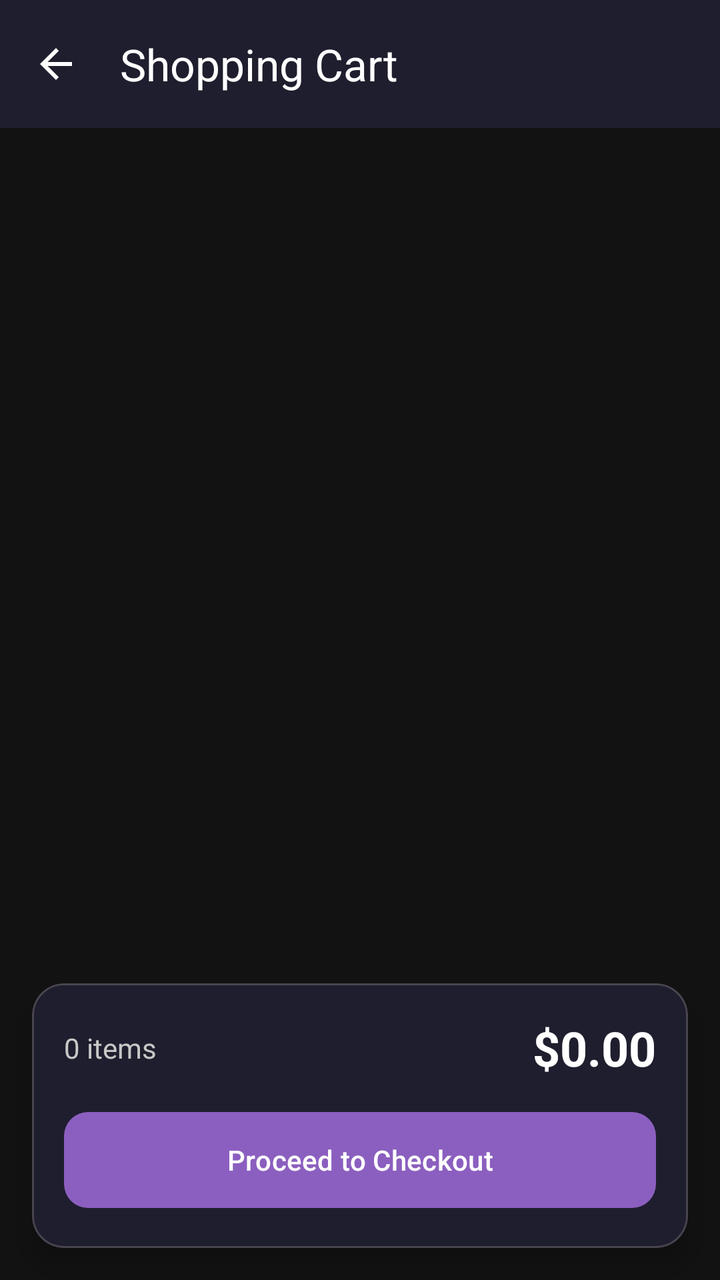
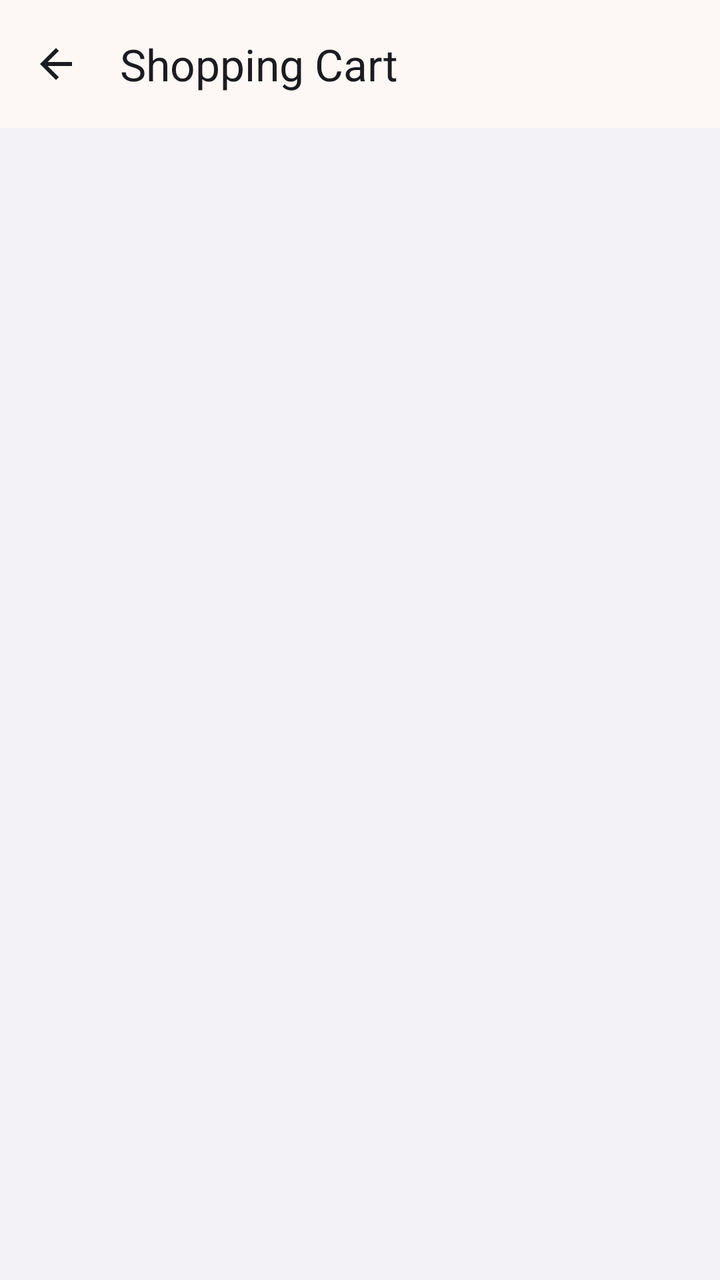

Before-and-after screenshots of an Android layout around one commit, followed by the original layout XML and the change that was made.
<!-- AndroidManifest.xml: application theme Theme.BeatHouse.Dark -->
<!-- res/layout/activity_buyer_cart.xml -->
<?xml version="1.0" encoding="utf-8"?>
<androidx.coordinatorlayout.widget.CoordinatorLayout
    xmlns:android="http://schemas.android.com/apk/res/android"
    xmlns:app="http://schemas.android.com/apk/res-auto"
    android:layout_width="match_parent"
    android:layout_height="match_parent"
    android:background="@color/background_dark">

    <com.google.android.material.appbar.AppBarLayout
        android:layout_width="match_parent"
        android:layout_height="wrap_content">

        <com.google.android.material.appbar.MaterialToolbar
            android:id="@+id/toolbar"
            android:layout_width="match_parent"
            android:layout_height="?attr/actionBarSize"
            android:background="@color/surface_dark"
            app:title="@string/shopping_cart"
            app:titleTextColor="@color/on_surface"
            app:navigationIcon="@drawable/ic_arrow_back" />
    </com.google.android.material.appbar.AppBarLayout>

    <LinearLayout
        android:layout_width="match_parent"
        android:layout_height="match_parent"
        android:orientation="vertical"
        app:layout_behavior="@string/appbar_scrolling_view_behavior">

        <androidx.recyclerview.widget.RecyclerView
            android:id="@+id/rv_cart_items"
            android:layout_width="match_parent"
            android:layout_height="0dp"
            android:layout_weight="1"
            android:clipToPadding="false"
            android:padding="8dp" />

        <LinearLayout
            android:id="@+id/empty_state"
            android:layout_width="match_parent"
            android:layout_height="match_parent"
            android:orientation="vertical"
            android:gravity="center"
            android:visibility="gone">

            <ImageView
                android:layout_width="80dp"
                android:layout_height="80dp"
                android:src="@drawable/ic_shopping_cart"
                android:alpha="0.3" />

            <TextView
                android:layout_width="wrap_content"
                android:layout_height="wrap_content"
                android:layout_marginTop="16dp"
                android:text="@string/cart_empty"
                android:textColor="@color/on_surface_variant"
                android:textSize="16sp" />

            <com.google.android.material.button.MaterialButton
                android:layout_width="wrap_content"
                android:layout_height="wrap_content"
                android:layout_marginTop="16dp"
                android:text="@string/browse_beats"
                app:icon="@drawable/ic_home"
                android:onClick="onBrowseBeatsClick" />
        </LinearLayout>

        <com.google.android.material.card.MaterialCardView
            android:id="@+id/cart_summary"
            android:layout_width="match_parent"
            android:layout_height="wrap_content"
            android:layout_margin="16dp"
            app:cardBackgroundColor="@color/surface_dark"
            app:cardCornerRadius="16dp"
            app:cardElevation="8dp">

            <LinearLayout
                android:layout_width="match_parent"
                android:layout_height="wrap_content"
                android:orientation="vertical"
                android:padding="16dp">

                <LinearLayout
                    android:layout_width="match_parent"
                    android:layout_height="wrap_content"
                    android:orientation="horizontal"
                    android:gravity="center_vertical">

                    <TextView
                        android:id="@+id/tv_item_count"
                        android:layout_width="0dp"
                        android:layout_height="wrap_content"
                        android:layout_weight="1"
                        android:text="0 items"
                        android:textColor="@color/on_surface_variant"
                        android:textSize="14sp" />

                    <TextView
                        android:id="@+id/tv_total_price"
                        android:layout_width="wrap_content"
                        android:layout_height="wrap_content"
                        android:text="$0.00"
                        android:textColor="@color/on_surface"
                        android:textSize="24sp"
                        android:textStyle="bold" />
                </LinearLayout>

                <com.google.android.material.button.MaterialButton
                    android:id="@+id/btn_checkout"
                    android:layout_width="match_parent"
                    android:layout_height="56dp"
                    android:layout_marginTop="12dp"
                    android:text="@string/proceed_to_checkout"
                    app:cornerRadius="12dp" />
            </LinearLayout>
        </com.google.android.material.card.MaterialCardView>
    </LinearLayout>
</androidx.coordinatorlayout.widget.CoordinatorLayout>
<!-- resources referenced by this layout -->
<resources>
  <color name="background_dark">#121212</color>
  <color name="on_surface">#FFFFFF</color>
  <color name="on_surface_variant">#C8C8C8</color>
  <color name="surface_dark">#1E1E2E</color>
  <style name="Theme.BeatHouse.Dark" parent="Base.Theme.BeatHouse" />
  <style name="Base.Theme.BeatHouse" parent="Theme.Material3.Dark">
          
          <item name="colorPrimary">@color/primary</item>
          <item name="colorOnPrimary">@color/on_primary</item>
          <item name="colorPrimaryContainer">@color/primary_container</item>
          <item name="colorOnPrimaryContainer">@color/on_primary_container</item>
  
          
          <item name="colorSurface">@color/surface</item>
          <item name="colorOnSurface">@color/on_surface</item>
          <item name="colorSurfaceVariant">@color/surface_variant</item>
          <item name="colorOnSurfaceVariant">@color/on_surface_variant</item>
  
          
          <item name="android:colorBackground">@color/background</item>
          <item name="colorOnBackground">@color/on_background</item>
  
          
          <item name="colorOutline">@color/outline</item>
  
          
          <item name="windowActionBar">false</item>
          <item name="windowNoTitle">true</item>
  
          
          <item name="android:statusBarColor" tools:targetApi="l">@color/surface</item>
          <item name="android:windowLightStatusBar" tools:targetApi="m">false</item>
  
          
          <item name="android:navigationBarColor" tools:targetApi="l">@color/surface</item>
      </style>
  <color name="primary">#8B5FBF</color>
  <color name="primary_container">#2D1B45</color>
  <color name="on_primary_container">#E9DDFF</color>
  <color name="surface">#121212</color>
  <color name="surface_variant">#1E1E1E</color>
  <color name="background">#121212</color>
  <color name="on_background">#FFFFFF</color>
  <color name="outline">#5D5D5D</color>
  <!-- unchanged entries left out for length: 8 -->
</resources>

<!-- the commit's change to res/layout/activity_buyer_cart.xml (unified diff, before → after) -->
@@ -4,75 +4,102 @@
     xmlns:app="http://schemas.android.com/apk/res-auto"
     android:layout_width="match_parent"
     android:layout_height="match_parent"
-    android:background="@color/background_dark">
+    android:background="@color/background">
 
     <com.google.android.material.appbar.AppBarLayout
         android:layout_width="match_parent"
-        android:layout_height="wrap_content">
+        android:layout_height="wrap_content"
+        android:background="@color/surface"
+        app:elevation="0dp">
 
         <com.google.android.material.appbar.MaterialToolbar
             android:id="@+id/toolbar"
             android:layout_width="match_parent"
             android:layout_height="?attr/actionBarSize"
-            android:background="@color/surface_dark"
+            android:background="@color/surface"
             app:title="@string/shopping_cart"
             app:titleTextColor="@color/on_surface"
-            app:navigationIcon="@drawable/ic_arrow_back" />
+            app:navigationIcon="@drawable/ic_arrow_back"
+            app:navigationIconTint="@color/on_surface" />
+
     </com.google.android.material.appbar.AppBarLayout>
 
+    
     <LinearLayout
         android:layout_width="match_parent"
         android:layout_height="match_parent"
         android:orientation="vertical"
         app:layout_behavior="@string/appbar_scrolling_view_behavior">
 
+        
         <androidx.recyclerview.widget.RecyclerView
             android:id="@+id/rv_cart_items"
             android:layout_width="match_parent"
             android:layout_height="0dp"
             android:layout_weight="1"
             android:clipToPadding="false"
-            android:padding="8dp" />
+            android:paddingTop="8dp"
+            android:paddingBottom="8dp"
+            android:paddingStart="12dp"
+            android:paddingEnd="12dp" />
 
+        
         <LinearLayout
             android:id="@+id/empty_state"
             android:layout_width="match_parent"
             android:layout_height="match_parent"
             android:orientation="vertical"
             android:gravity="center"
-            android:visibility="gone">
+            android:visibility="gone"
+            android:padding="32dp">
 
             <ImageView
-                android:layout_width="80dp"
-                android:layout_height="80dp"
+                android:layout_width="100dp"
+                android:layout_height="100dp"
                 android:src="@drawable/ic_shopping_cart"
-                android:alpha="0.3" />
+                android:tint="@color/on_surface_secondary"
+                android:alpha="0.5" />
 
             <TextView
                 android:layout_width="wrap_content"
                 android:layout_height="wrap_content"
                 android:layout_marginTop="16dp"
                 android:text="@string/cart_empty"
-                android:textColor="@color/on_surface_variant"
-                android:textSize="16sp" />
+                android:textColor="@color/on_surface_secondary"
+                android:textSize="18sp"
+                android:textStyle="bold" />
+
+            <TextView
+                android:layout_width="wrap_content"
+                android:layout_height="wrap_content"
+                android:layout_marginTop="8dp"
+                android:text="Add some beats to get started!"
+                android:textColor="@color/on_surface_secondary"
+                android:textSize="14sp"
+                android:alpha="0.7" />
 
             <com.google.android.material.button.MaterialButton
                 android:layout_width="wrap_content"
                 android:layout_height="wrap_content"
-                android:layout_marginTop="16dp"
+                android:layout_marginTop="24dp"
                 android:text="@string/browse_beats"
+                android:onClick="onBrowseBeatsClick"
                 app:icon="@drawable/ic_home"
-                android:onClick="onBrowseBeatsClick" />
+                app:cornerRadius="24dp" />
+
         </LinearLayout>
 
+        
         <com.google.android.material.card.MaterialCardView
             android:id="@+id/cart_summary"
             android:layout_width="match_parent"
             android:layout_height="wrap_content"
-            android:layout_margin="16dp"
-            app:cardBackgroundColor="@color/surface_dark"
+            android:layout_marginHorizontal="12dp"
+            android:layout_marginBottom="12dp"
+            android:visibility="gone"
             app:cardCornerRadius="16dp"
-            app:cardElevation="8dp">
+            app:cardElevation="4dp"
+            app:cardBackgroundColor="@color/surface_container">
 
             <LinearLayout
                 android:layout_width="match_parent"
@@ -80,39 +107,92 @@
                 android:orientation="vertical"
                 android:padding="16dp">
 
+                
+                <TextView
+                    android:layout_width="wrap_content"
+                    android:layout_height="wrap_content"
+                    android:text="Order Summary"
+                    android:textColor="@color/on_surface"
+                    android:textSize="16sp"
+                    android:textStyle="bold"
+                    android:layout_marginBottom="12dp" />
+
+                
                 <LinearLayout
                     android:layout_width="match_parent"
                     android:layout_height="wrap_content"
                     android:orientation="horizontal"
-                    android:gravity="center_vertical">
+                    android:layout_marginBottom="8dp">
+
+                    <TextView
+                        android:layout_width="0dp"
+                        android:layout_height="wrap_content"
+                        android:layout_weight="1"
+                        android:text="Items"
+                        android:textColor="@color/on_surface_secondary"
+                        android:textSize="14sp" />
 
                     <TextView
                         android:id="@+id/tv_item_count"
+                        android:layout_width="wrap_content"
+                        android:layout_height="wrap_content"
+                        android:text="0"
+                        android:textColor="@color/on_surface"
+                        android:textSize="14sp"
+                        android:textStyle="bold" />
+
+                </LinearLayout>
+
+                
+                <View
+                    android:layout_width="match_parent"
+                    android:layout_height="1dp"
+                    android:background="@color/outline_variant"
+                    android:layout_marginVertical="12dp" />
+
+                
+                <LinearLayout
+                    android:layout_width="match_parent"
+                    android:layout_height="wrap_content"
+                    android:orientation="horizontal"
+                    android:layout_marginBottom="16dp">
+
+                    <TextView
                         android:layout_width="0dp"
                         android:layout_height="wrap_content"
                         android:layout_weight="1"
-                        android:text="0 items"
-                        android:textColor="@color/on_surface_variant"
-                        android:textSize="14sp" />
+                        android:text="Total"
+                        android:textColor="@color/on_surface"
+                        android:textSize="18sp"
+                        android:textStyle="bold" />
 
                     <TextView
                         android:id="@+id/tv_total_price"
                         android:layout_width="wrap_content"
                         android:layout_height="wrap_content"
-                        android:text="$0.00"
-                        android:textColor="@color/on_surface"
-                        android:textSize="24sp"
+                        android:text="$0"
+                        android:textColor="@color/primary"
+                        android:textSize="22sp"
                         android:textStyle="bold" />
+
                 </LinearLayout>
 
+                
                 <com.google.android.material.button.MaterialButton
                     android:id="@+id/btn_checkout"
                     android:layout_width="match_parent"
-                    android:layout_height="56dp"
-                    android:layout_marginTop="12dp"
+                    android:layout_height="52dp"
                     android:text="@string/proceed_to_checkout"
-                    app:cornerRadius="12dp" />
+                    android:textSize="15sp"
+                    android:textStyle="bold"
+                    app:cornerRadius="12dp"
+                    app:backgroundTint="@color/primary"
+                    android:textColor="@color/on_primary" />
+
             </LinearLayout>
+
         </com.google.android.material.card.MaterialCardView>
+
     </LinearLayout>
+
 </androidx.coordinatorlayout.widget.CoordinatorLayout>
<!-- resource entries referenced after the edit -->
@@ -1,49 +1,87 @@
 <!-- resources referenced by this layout -->
 <resources>
-  <color name="background_dark">#121212</color>
-  <color name="on_surface">#FFFFFF</color>
-  <color name="on_surface_variant">#C8C8C8</color>
-  <color name="surface_dark">#1E1E2E</color>
-  <style name="Theme.BeatHouse.Dark" parent="Base.Theme.BeatHouse" />
-  <style name="Base.Theme.BeatHouse" parent="Theme.Material3.Dark">
+  <color name="background_dark">#F5EFEB</color>
+  <color name="on_surface">#1C1B1F</color>
+  <color name="on_surface_secondary">#6C6A70</color>
+  <color name="outline_variant">#E7E0EC</color>
+  <color name="on_surface_variant">#49454F</color>
+  <style name="Theme.BeatHouse.Dark" parent="Theme.BeatHouse">
+          <item name="colorSurface">#1C1B1F</item>
+          <item name="colorSurfaceVariant">#2E2C32</item>
+          <item name="colorOnSurface">#E6E1E5</item>
+          <item name="colorOnSurfaceVariant">#CAC4D0</item>
+          <item name="colorOutline">#938F99</item>
+          <item name="android:statusBarColor">@color/background_dark</item>
+          <item name="android:windowBackground">@color/background_dark</item>
+      </style>
+  <style name="Theme.BeatHouse" parent="Theme.Material3.DayNight.NoActionBar">
           
           <item name="colorPrimary">@color/primary</item>
+          <item name="colorPrimaryContainer">@color/primary_container</item>
           <item name="colorOnPrimary">@color/on_primary</item>
-          <item name="colorPrimaryContainer">@color/primary_container</item>
-          <item name="colorOnPrimaryContainer">@color/on_primary_container</item>
-  
-          
+          <item name="colorSecondary">@color/secondary</item>
+          <item name="colorSecondaryContainer">@color/secondary_container</item>
+          <item name="colorOnSecondary">@color/on_secondary</item>
+          <item name="colorError">@color/error</item>
+          <item name="colorErrorContainer">@color/error_container</item>
+          <item name="colorOnError">@color/on_primary</item>
           <item name="colorSurface">@color/surface</item>
+          <item name="colorSurfaceVariant">@color/surface_variant</item>
           <item name="colorOnSurface">@color/on_surface</item>
-          <item name="colorSurfaceVariant">@color/surface_variant</item>
           <item name="colorOnSurfaceVariant">@color/on_surface_variant</item>
-  
-          
-          <item name="android:colorBackground">@color/background</item>
-          <item name="colorOnBackground">@color/on_background</item>
-  
-          
           <item name="colorOutline">@color/outline</item>
   
           
-          <item name="windowActionBar">false</item>
-          <item name="windowNoTitle">true</item>
+          <item name="android:statusBarColor">@color/surface</item>
+          <item name="android:windowLightStatusBar">true</item>
   
           
-          <item name="android:statusBarColor" tools:targetApi="l">@color/surface</item>
-          <item name="android:windowLightStatusBar" tools:targetApi="m">false</item>
+          <item name="android:navigationBarColor">@color/surface</item>
+          <item name="android:windowLightNavigationBar">true</item>
   
           
-          <item name="android:navigationBarColor" tools:targetApi="l">@color/surface</item>
+          <item name="android:windowBackground">@color/background</item>
+  
+          
+          <item name="android:windowAnimationStyle">@style/Animation.BeatHouse</item>
+  
+          
+          <item name="materialButtonStyle">@style/Widget.BeatHouse.Button</item>
+          <item name="materialCardViewStyle">@style/Widget.BeatHouse.Card</item>
       </style>
-  <color name="primary">#8B5FBF</color>
-  <color name="primary_container">#2D1B45</color>
-  <color name="on_primary_container">#E9DDFF</color>
-  <color name="surface">#121212</color>
-  <color name="surface_variant">#1E1E1E</color>
-  <color name="background">#121212</color>
-  <color name="on_background">#FFFFFF</color>
-  <color name="outline">#5D5D5D</color>
+  <color name="primary">#EF3124</color>
+  <color name="primary_container">#FFDAD6</color>
+  <color name="secondary">#625B71</color>
+  <color name="secondary_container">#E8DEF8</color>
+  <color name="on_secondary">#FFFFFF</color>
+  <color name="error">#BA1A1A</color>
+  <color name="error_container">#FFDAD6</color>
+  <color name="surface">#FDF8F5</color>
+  <color name="surface_container">#FFFFFF</color>
+  <color name="surface_variant">#F5EFEB</color>
+  <color name="background">#F2F2F7</color>
+  <color name="outline">#CAC4D0</color>
+  <style name="Animation.BeatHouse" parent="@android:style/Animation.Activity">
+          <item name="android:activityOpenEnterAnimation">@anim/slide_in_right</item>
+          <item name="android:activityOpenExitAnimation">@anim/slide_out_left</item>
+          <item name="android:activityCloseEnterAnimation">@anim/slide_in_left</item>
+          <item name="android:activityCloseExitAnimation">@anim/slide_out_right</item>
+          <item name="android:windowEnterAnimation">@anim/fade_in</item>
+          <item name="android:windowExitAnimation">@anim/fade_out</item>
+      </style>
+  <style name="Widget.BeatHouse.Button" parent="Widget.Material3.Button">
+          <item name="android:textSize">15sp</item>
+          <item name="android:textStyle">bold</item>
+          <item name="cornerRadius">12dp</item>
+          <item name="iconGravity">textStart</item>
+          <item name="iconPadding">8dp</item>
+      </style>
+  <style name="Widget.BeatHouse.Card" parent="Widget.Material3.CardView.Elevated">
+          <item name="cardCornerRadius">16dp</item>
+          <item name="cardElevation">0dp</item>
+          <item name="strokeColor">@color/outline_variant</item>
+          <item name="strokeWidth">0.5dp</item>
+      </style>
   <!-- unchanged entries left out for length: 8 -->
 </resources>
 
